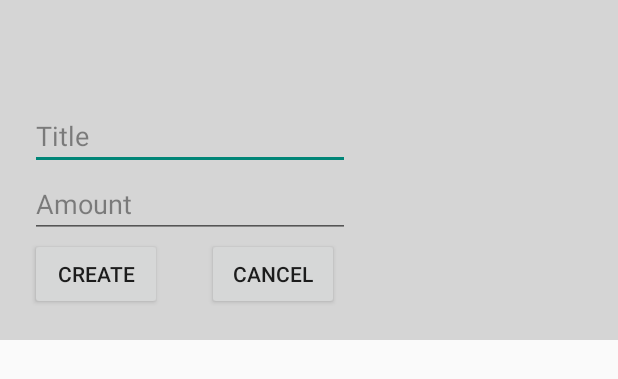
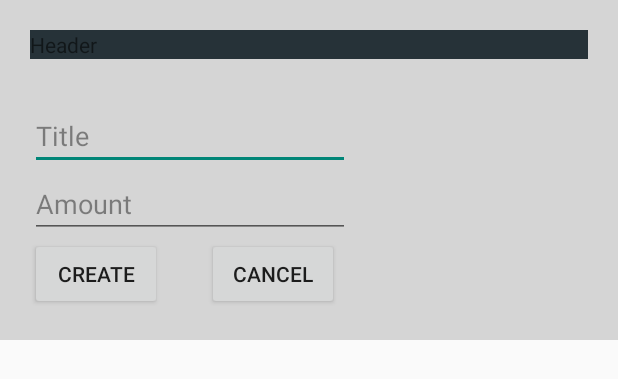
Before and after one commit to Ulzzon/uoweme, an Android app: the layout activity_new_expense.xml on its own in the app's theme, with its tools: preview values and no code run, on a phone screen of 412 x 824 dp. Shown: the top 379 px of the screen. Run offline under Robolectric (Android 15) with nearby library versions, the phone set to English and light mode, and no system bars.

```diff
--- a/app/src/main/java/com/example/tobbe/uoweme/NewExpenseActivity.java
+++ b/app/src/main/java/com/example/tobbe/uoweme/NewExpenseActivity.java
@@ -27,6 +27,7 @@ public class NewExpenseActivity extends Activity implements View.OnClickListener
     private Button cancelButton;
     private ListView listAllMembers;
     private int groupId =1;
+    private long memberId;
     private ExpenseGroup group;
 
     @Override
@@ -34,6 +35,7 @@ public class NewExpenseActivity extends Activity implements View.OnClickListener
         super.onCreate(savedInstanceState);
         setContentView(R.layout.activity_new_expense);
         groupId = getIntent().getIntExtra(getString(R.string.group_number), 1);
+        memberId = getIntent().getLongExtra(getString(R.string.member_db_id), 1);
         group = GroupAdapter.getExpenseGroup(groupId);
 
         titleText = (EditText) findViewById(R.id.expenseTitleText);
@@ -62,7 +64,6 @@ public class NewExpenseActivity extends Activity implements View.OnClickListener
 
 
     }
-
 
 
 
--- a/app/src/main/res/layout/activity_new_expense.xml
+++ b/app/src/main/res/layout/activity_new_expense.xml
@@ -14,6 +14,13 @@
     android:id="@+id/newExpensePopup"
     tools:context=".NewExpenseActivity">
 
+    <TextView
+        android:id="@+id/expenseHeader"
+        android:layout_width="match_parent"
+        android:layout_height="wrap_content"
+        android:background="@color/material_blue_grey_900"
+        android:text="Header"
+        />
 
     <EditText
         android:id="@+id/expenseTitleText"
--- a/app/src/main/res/values/strings.xml
+++ b/app/src/main/res/values/strings.xml
@@ -11,6 +11,7 @@
     <string name="new_expense_intent">com.example.tobbe.uoweme.NewExpenseActivity</string>
     <string name="save_group_changes">SAVE CHANGES</string>
     <string name="create_group">Create Group</string>
+    <string name="member_db_id">member_db_id</string>
 
 
     <!-- Group related -->
```
Also changed, not shown: app/src/main/java/com/example/tobbe/uoweme/MainActivity.java (+17 -0 lines), app/src/main/java/com/example/tobbe/uoweme/MembersAdapter.java (+6 -2 lines), app/src/main/res/layout/item_member_list.xml (+6 -1 lines), 2 other files.
